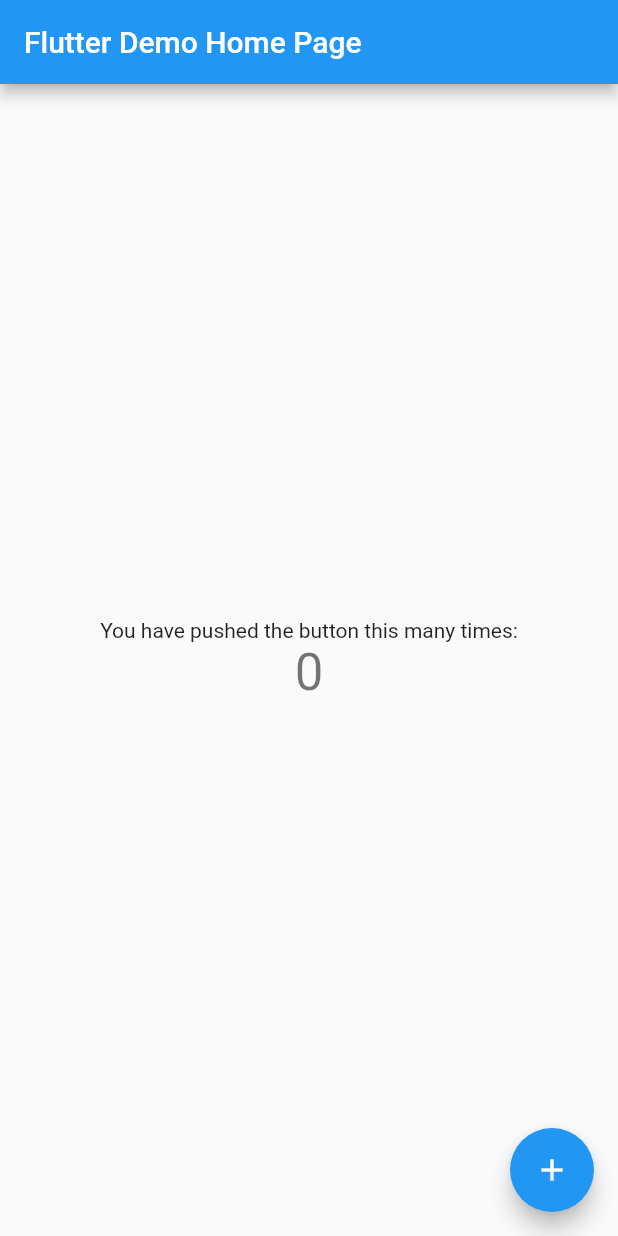
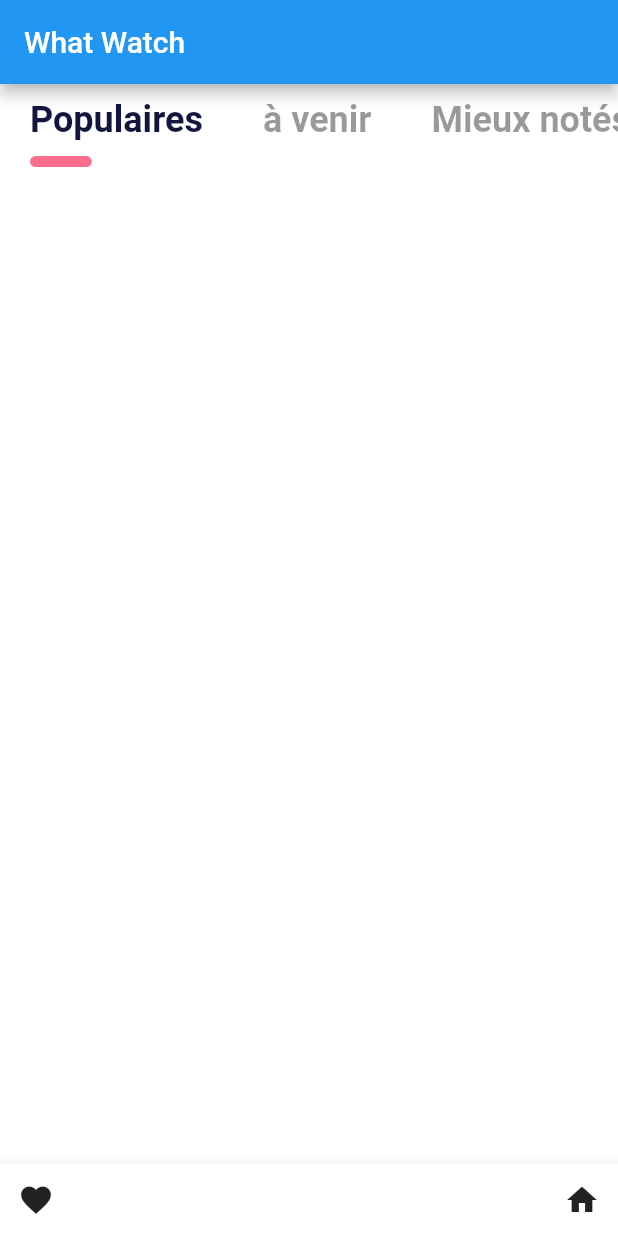
Before and after one commit to ganserecoulibaly/WhatWatch, a Flutter app: the screen it shows after launch, on a phone screen of 412 x 824 dp. Run offline on Flutter 3.47's test engine with Material 2 defaults, Android fonts, the phone set to English and light mode, and no system bars; our stand-ins replace flutter_screenutil, google_fonts.

Commit message:
menu principal

```diff
--- /dev/null
+++ b/lib/constants.dart
@@ -0,0 +1,17 @@
+import 'package:flutter/material.dart';
+
+// Colos that use in our app
+const kSecondaryColor = Color(0xFFFE6D8E);
+const kTextColor = Color(0xFF12153D);
+const kTextLightColor = Color(0xFF9A9BB2);
+const kFillStarColor = Color(0xFFFCC419);
+
+const kDefaultPadding = 20.0;
+
+
+
+const kDefaultShadow = BoxShadow(
+  offset: Offset(0, 4),
+  blurRadius: 4,
+  color: Colors.black26,
+);
--- /dev/null
+++ b/lib/home/components/body_home.dart
@@ -0,0 +1,21 @@
+import 'package:flutter/material.dart';
+import 'categories.dart';
+
+
+class Body extends StatelessWidget {
+  const Body({Key? key}) : super(key: key);
+
+  @override
+  Widget build(BuildContext context) {
+    //it enable scroll on small device
+    return SingleChildScrollView(
+      child: Column(
+        children: const [
+          CategoryList()
+         // Genres(),
+        //  MovieCarousel(),
+        ],
+      ),
+    );
+  }
+}
--- /dev/null
+++ b/lib/home/components/categories.dart
@@ -0,0 +1,93 @@
+import 'package:flutter/material.dart';
+import 'package:whatwatch/constants.dart';
+import 'populaire.dart';
+import 'comingsoon.dart';
+import 'bestnotes.dart';
+import 'recents.dart';
+
+class CategoryList extends StatefulWidget {
+  const CategoryList({Key? key}) : super(key: key);
+
+  @override
+  State<CategoryList> createState() => _CategoryListState();
+}
+
+//We need stateful widget because we need to change some sate on category
+class _CategoryListState extends State<CategoryList> {
+  int selectedCategory = 0;
+  List<String> categories = ['Populaires', 'à venir', 'Mieux notés','Récents'];
+  @override
+  Widget build(BuildContext context) {
+    Size size = MediaQuery.of(context).size;
+    return Container(
+      margin: const EdgeInsets.symmetric(vertical: kDefaultPadding / 2),
+      height: size.height * 0.08,
+      child: ListView.builder(
+        scrollDirection: Axis.horizontal,
+        itemCount: categories.length,
+        itemBuilder: (BuildContext context, int index) {
+          return _buildCategories(index, context);
+        },
+      ),
+    );
+  }
+
+  Padding _buildCategories(int index, BuildContext context) {
+    Size size = MediaQuery.of(context).size;
+    return Padding(
+      padding: const EdgeInsets.symmetric(horizontal: kDefaultPadding),
+      child: GestureDetector(
+        onTap: () {
+          setState(() {
+            selectedCategory = index;
+             if (index == 0) {
+                      Navigator.push(context,
+                      MaterialPageRoute(builder: (context) => Populaire()));
+                  }
+
+                  if (index == 1) {
+                      Navigator.push(context,
+                      MaterialPageRoute(builder: (context) => comingsoon()));
+                  }
+
+                  if (index == 2) {
+                      Navigator.push(context,
+                      MaterialPageRoute(builder: (context) => Bestnotes()));
+                  }
+
+                  if (index == 3) {
+                      Navigator.push(context,
+                      MaterialPageRoute(builder: (context) => Recents()));
+                  }
+
+          });
+        },
+        child: Column(
+          crossAxisAlignment: CrossAxisAlignment.start,
+          children: [
+            Text(
+              categories[index],
+              style: Theme.of(context).textTheme.headline5?.copyWith(
+                    fontWeight: FontWeight.w600,
+                    color: index == selectedCategory
+                        ? kTextColor
+                        : Colors.black.withOpacity(0.4),
+                  ),
+            ),
+            Container(
+              margin: const EdgeInsets.symmetric(vertical: kDefaultPadding / 2),
+              height: size.height * 0.009,
+              width: size.width * 0.1,
+              decoration: BoxDecoration(
+                borderRadius: BorderRadius.circular(10),
+                color: index == selectedCategory
+                    ? kSecondaryColor
+                    : Colors.transparent,
+              ),
+            )
+          ],
+        ),
+      ),
+    );
+  }
+}
--- /dev/null
+++ b/lib/home/home.dart
@@ -0,0 +1,52 @@
+// ignore_for_file: unnecessary_new
+
+import 'package:flutter/material.dart';
+import 'package:flutter_screenutil/flutter_screenutil.dart';
+import 'package:google_fonts/google_fonts.dart';
+import 'package:whatwatch/home/components/body_home.dart';
+
+
+class HomeScreen extends StatelessWidget {
+      const HomeScreen({Key? key}) : super(key: key);
+
+
+  @override
+  Widget build(BuildContext context) {
+    return Scaffold(
+      backgroundColor: Colors.white,
+      appBar: buildAppBar(context,"What Watch"),
+      body: Body(),
+      //Bottom navigation
+      bottomNavigationBar: BottomAppBar(
+        child: Row(
+          children: [
+            IconButton(
+              icon: const Icon(Icons.favorite),
+              onPressed: () {Navigator.push(context, new MaterialPageRoute(
+                        builder: (context) => new HomeScreen()
+              ));}
+            ),
+            // ignore: prefer_const_constructors
+            Spacer(),
+            IconButton(
+              icon: const Icon(Icons.home),
+              onPressed: () {Navigator.push(context, new MaterialPageRoute(
+                        builder: (context) => new HomeScreen()
+
+              ));}
+            )
+         ]
+        ),
+        ),
+    );
+  }
+}
+
+
+
+//return App Bar for Home Page
+AppBar buildAppBar(context, String title) {
+  return AppBar(
+    title: Text(title),
+  );
+}
--- a/lib/main.dart
+++ b/lib/main.dart
@@ -1,4 +1,5 @@
 import 'package:flutter/material.dart';
+import 'package:whatwatch/home/home.dart';
 
 void main() {
   runApp(const MyApp());
@@ -11,105 +12,13 @@
   @override
   Widget build(BuildContext context) {
     return MaterialApp(
-      title: 'Flutter Demo',
+      debugShowCheckedModeBanner: false,
+      title: 'What Watch',
       theme: ThemeData(
-        // This is the theme of your application.
-        //
-        // Try running your application with "flutter run". You'll see the
-        // application has a blue toolbar. Then, without quitting the app, try
-        // changing the primarySwatch below to Colors.green and then invoke
-        // "hot reload" (press "r" in the console where you ran "flutter run",
-        // or simply save your changes to "hot reload" in a Flutter IDE).
-        // Notice that the counter didn't reset back to zero; the application
-        // is not restarted.
         primarySwatch: Colors.blue,
+        visualDensity: VisualDensity.adaptivePlatformDensity,
       ),
-      home: const MyHomePage(title: 'Flutter Demo Home Page'),
+      home: HomeScreen(),
     );
   }
 }
-
-class MyHomePage extends StatefulWidget {
-  const MyHomePage({Key? key, required this.title}) : super(key: key);
-
-  // This widget is the home page of your application. It is stateful, meaning
-  // that it has a State object (defined below) that contains fields that affect
-  // how it looks.
-
-  // This class is the configuration for the state. It holds the values (in this
-  // case the title) provided by the parent (in this case the App widget) and
-  // used by the build method of the State. Fields in a Widget subclass are
-  // always marked "final".
-
-  final String title;
-
-  @override
-  State<MyHomePage> createState() => _MyHomePageState();
-}
-
-class _MyHomePageState extends State<MyHomePage> {
-  int _counter = 0;
-
-  void _incrementCounter() {
-    setState(() {
-      // This call to setState tells the Flutter framework that something has
-      // changed in this State, which causes it to rerun the build method below
-      // so that the display can reflect the updated values. If we changed
-      // _counter without calling setState(), then the build method would not be
-      // called again, and so nothing would appear to happen.
-      _counter++;
-    });
-  }
-
-  @override
-  Widget build(BuildContext context) {
-    // This method is rerun every time setState is called, for instance as done
-    // by the _incrementCounter method above.
-    //
-    // The Flutter framework has been optimized to make rerunning build methods
-    // fast, so that you can just rebuild anything that needs updating rather
-    // than having to individually change instances of widgets.
-    return Scaffold(
-      appBar: AppBar(
-        // Here we take the value from the MyHomePage object that was created by
-        // the App.build method, and use it to set our appbar title.
-        title: Text(widget.title),
-      ),
-      body: Center(
-        // Center is a layout widget. It takes a single child and positions it
-        // in the middle of the parent.
-        child: Column(
-          // Column is also a layout widget. It takes a list of children and
-          // arranges them vertically. By default, it sizes itself to fit its
-          // children horizontally, and tries to be as tall as its parent.
-          //
-          // Invoke "debug painting" (press "p" in the console, choose the
-          // "Toggle Debug Paint" action from the Flutter Inspector in Android
-          // Studio, or the "Toggle Debug Paint" command in Visual Studio Code)
-          // to see the wireframe for each widget.
-          //
-          // Column has various properties to control how it sizes itself and
-          // how it positions its children. Here we use mainAxisAlignment to
-          // center the children vertically; the main axis here is the vertical
-          // axis because Columns are vertical (the cross axis would be
-          // horizontal).
-          mainAxisAlignment: MainAxisAlignment.center,
-          children: <Widget>[
-            const Text(
-              'You have pushed the button this many times:',
-            ),
-            Text(
-              '$_counter',
-              style: Theme.of(context).textTheme.headline4,
-            ),
-          ],
-        ),
-      ),
-      floatingActionButton: FloatingActionButton(
-        onPressed: _incrementCounter,
-        tooltip: 'Increment',
-        child: const Icon(Icons.add),
-      ), // This trailing comma makes auto-formatting nicer for build methods.
-    );
-  }
-}
--- a/pubspec.yaml
+++ b/pubspec.yaml
@@ -34,6 +34,10 @@
   # The following adds the Cupertino Icons font to your application.
   # Use with the CupertinoIcons class for iOS style icons.
   cupertino_icons: ^1.0.2
+
+  flutter_screenutil: ^5.0.0+2
+  google_fonts: ^2.1.0
+
 
 dev_dependencies:
   flutter_test:
```
Also changed, not shown: lib/home/components/bestnotes.dart (added, +39 -0 lines), lib/home/components/comingsoon.dart (added, +40 -0 lines), lib/home/components/populaire.dart (added, +40 -0 lines), lib/home/components/recents.dart (added, +40 -0 lines), pubspec.lock.
